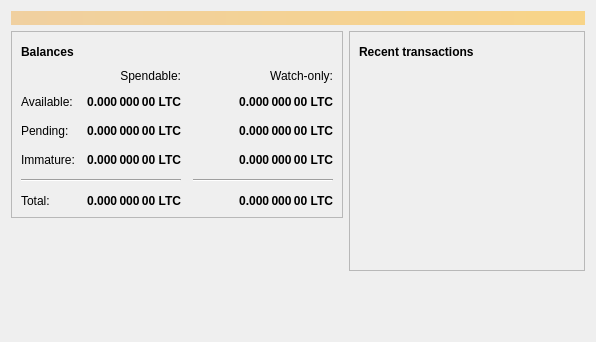
Above: src/qt/forms/overviewpage.ui from BitBalloon-Project/BitBalloon before the change. Below: the same form after it.
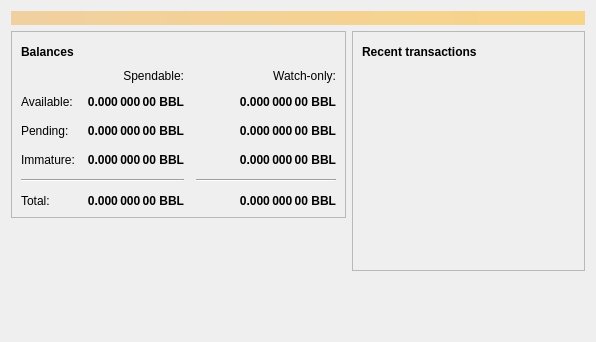
That is the form after the change. Icons and pictures are not drawn.

Patch:
```diff
--- a/src/qt/forms/overviewpage.ui
+++ b/src/qt/forms/overviewpage.ui
@@ -129,7 +129,7 @@
                <string>Unconfirmed transactions to watch-only addresses</string>
               </property>
               <property name="text">
-               <string notr="true">0.000 000 00 LTC</string>
+               <string notr="true">0.000 000 00 BBL</string>
               </property>
               <property name="alignment">
                <set>Qt::AlignRight|Qt::AlignTrailing|Qt::AlignVCenter</set>
@@ -154,7 +154,7 @@
                <string>Total of transactions that have yet to be confirmed, and do not yet count toward the spendable balance</string>
               </property>
               <property name="text">
-               <string notr="true">0.000 000 00 LTC</string>
+               <string notr="true">0.000 000 00 BBL</string>
               </property>
               <property name="alignment">
                <set>Qt::AlignRight|Qt::AlignTrailing|Qt::AlignVCenter</set>
@@ -179,7 +179,7 @@
                <string>Mined balance in watch-only addresses that has not yet matured</string>
               </property>
               <property name="text">
-               <string notr="true">0.000 000 00 LTC</string>
+               <string notr="true">0.000 000 00 BBL</string>
               </property>
               <property name="alignment">
                <set>Qt::AlignRight|Qt::AlignTrailing|Qt::AlignVCenter</set>
@@ -237,7 +237,7 @@
                <string>Mined balance that has not yet matured</string>
               </property>
               <property name="text">
-               <string notr="true">0.000 000 00 LTC</string>
+               <string notr="true">0.000 000 00 BBL</string>
               </property>
               <property name="alignment">
                <set>Qt::AlignRight|Qt::AlignTrailing|Qt::AlignVCenter</set>
@@ -282,7 +282,7 @@
                <string>Your current total balance</string>
               </property>
               <property name="text">
-               <string notr="true">0.000 000 00 LTC</string>
+               <string notr="true">0.000 000 00 BBL</string>
               </property>
               <property name="alignment">
                <set>Qt::AlignRight|Qt::AlignTrailing|Qt::AlignVCenter</set>
@@ -307,7 +307,7 @@
                <string>Current total balance in watch-only addresses</string>
               </property>
               <property name="text">
-               <string notr="true">0.000 000 00 LTC</string>
+               <string notr="true">0.000 000 00 BBL</string>
               </property>
               <property name="alignment">
                <set>Qt::AlignRight|Qt::AlignTrailing|Qt::AlignVCenter</set>
@@ -349,7 +349,7 @@
                <string>Your current spendable balance</string>
               </property>
               <property name="text">
-               <string notr="true">0.000 000 00 LTC</string>
+               <string notr="true">0.000 000 00 BBL</string>
               </property>
               <property name="alignment">
                <set>Qt::AlignRight|Qt::AlignTrailing|Qt::AlignVCenter</set>
@@ -374,7 +374,7 @@
                <string>Your current balance in watch-only addresses</string>
               </property>
               <property name="text">
-               <string notr="true">0.000 000 00 LTC</string>
+               <string notr="true">0.000 000 00 BBL</string>
               </property>
               <property name="alignment">
                <set>Qt::AlignRight|Qt::AlignTrailing|Qt::AlignVCenter</set>
```
Left out of the diff: 4 changed lines with no effect on the pictures.
